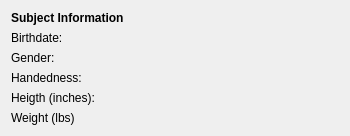
Qt form Modules/XNAT/src/QmitkXnatSubjectInfoWidgetControls.ui (MITK/MITK) before a commit.
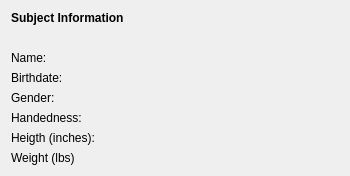
The same form after that commit.

Commit message: minibreadcrumbs in the widgets.

The edit to the form file:
```diff
--- a/Modules/XNAT/src/QmitkXnatSubjectInfoWidgetControls.ui
+++ b/Modules/XNAT/src/QmitkXnatSubjectInfoWidgetControls.ui
@@ -10,77 +10,77 @@
     <x>0</x>
     <y>0</y>
     <width>350</width>
-    <height>126</height>
+    <height>164</height>
    </rect>
   </property>
   <property name="windowTitle">
    <string>Qmitk Template</string>
   </property>
   <layout class="QGridLayout" name="gridLayout">
-   <item row="1" column="1">
+   <item row="4" column="1">
     <widget class="QLabel" name="birthyearLabel">
      <property name="text">
       <string/>
      </property>
     </widget>
    </item>
-   <item row="2" column="0">
+   <item row="5" column="0">
     <widget class="QLabel" name="label_3">
      <property name="text">
       <string>Gender:</string>
      </property>
     </widget>
    </item>
-   <item row="1" column="0">
+   <item row="4" column="0">
     <widget class="QLabel" name="label">
      <property name="text">
       <string>Birthdate:</string>
      </property>
     </widget>
    </item>
-   <item row="2" column="1">
+   <item row="5" column="1">
     <widget class="QLabel" name="genderLabel">
      <property name="text">
       <string/>
      </property>
     </widget>
    </item>
-   <item row="3" column="0">
+   <item row="6" column="0">
     <widget class="QLabel" name="label_5">
      <property name="text">
       <string>Handedness:</string>
      </property>
     </widget>
    </item>
-   <item row="4" column="0">
+   <item row="7" column="0">
     <widget class="QLabel" name="label_6">
      <property name="text">
       <string>Heigth (inches):</string>
      </property>
     </widget>
    </item>
-   <item row="3" column="1">
+   <item row="6" column="1">
     <widget class="QLabel" name="handednessLabel">
      <property name="text">
       <string/>
      </property>
     </widget>
    </item>
-   <item row="4" column="1">
+   <item row="7" column="1">
     <widget class="QLabel" name="heightLabel">
      <property name="text">
       <string/>
      </property>
     </widget>
    </item>
-   <item row="5" column="0">
+   <item row="8" column="0">
     <widget class="QLabel" name="label_2">
      <property name="text">
       <string>Weight (lbs)</string>
      </property>
     </widget>
    </item>
-   <item row="5" column="1">
+   <item row="8" column="1">
     <widget class="QLabel" name="weightLabel">
      <property name="text">
       <string/>
@@ -103,6 +103,32 @@
      </property>
     </widget>
    </item>
+   <item row="3" column="1">
+    <widget class="QLabel" name="nameLabel">
+     <property name="text">
+      <string/>
+     </property>
+    </widget>
+   </item>
+   <item row="3" column="0">
+    <widget class="QLabel" name="label_7">
+     <property name="text">
+      <string>Name:</string>
+     </property>
+    </widget>
+   </item>
+   <item row="2" column="0" colspan="2">
+    <widget class="QLabel" name="breadcrumbLabel">
+     <property name="font">
+      <font>
+       <italic>true</italic>
+      </font>
+     </property>
+     <property name="text">
+      <string/>
+     </property>
+    </widget>
+   </item>
   </layout>
  </widget>
  <resources/>
```
Left out of the diff: 2 changed lines with no effect on the pictures. The commit also changes 5 other files.
